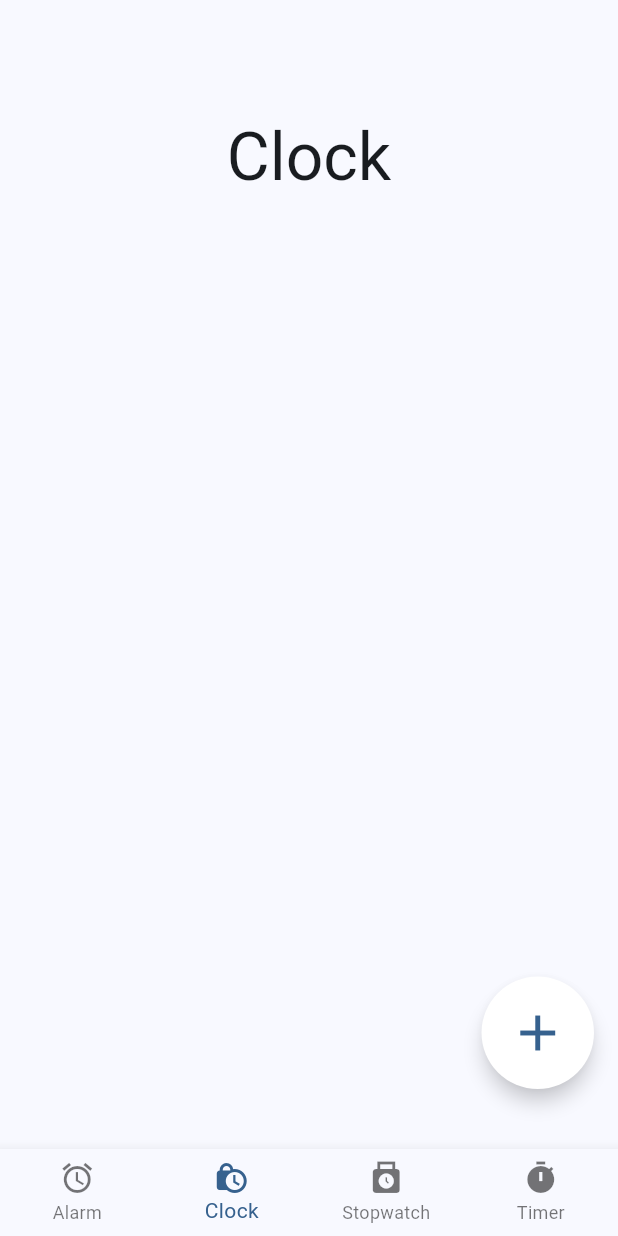
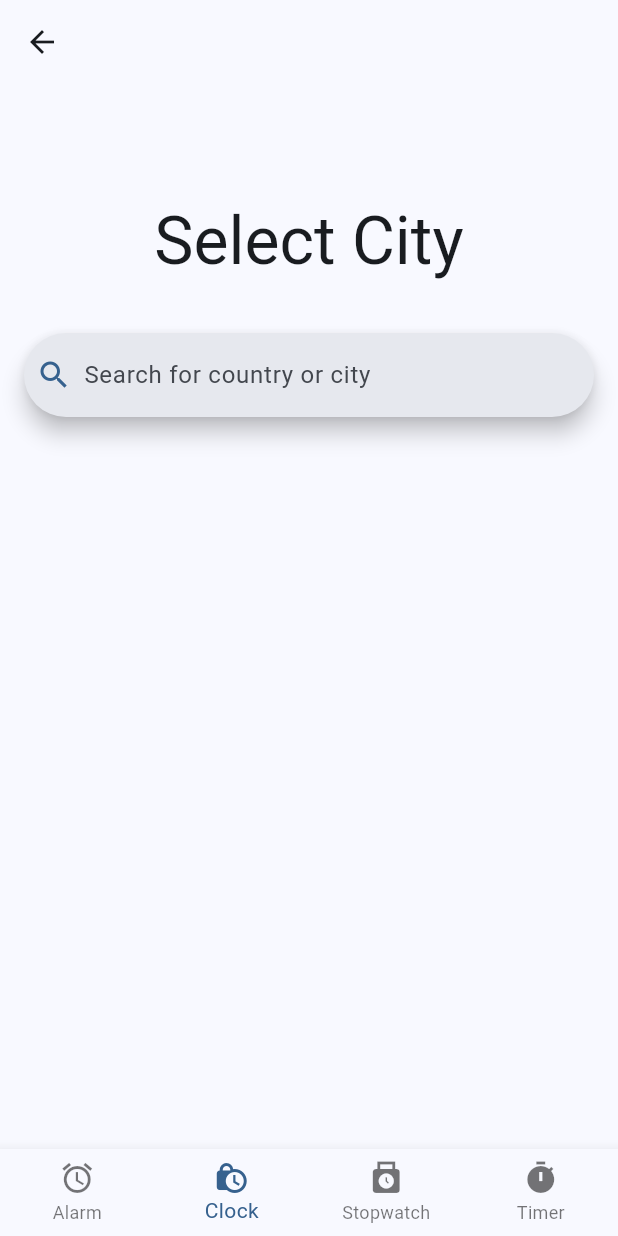
Before and after one commit to Miles-Vibar/clock_app, a Flutter app: the screen it shows after launch, item 2 of the bottom bar chosen, after a tap on the "add" icon, on a phone screen of 412 x 824 dp. Run offline on Flutter 3.47's test engine with Material 3 defaults, Android fonts, the phone set to English and light mode, and no system bars; our stand-ins replace carousel_slider, equatable, flutter_bloc, flutter_local_notifications, go_router, shared_preferences and 2 more; accounts and stored records are empty.

Commit message:
clock done

```diff
--- /dev/null
+++ b/lib/bloc/clock/bloc.dart
@@ -0,0 +1,48 @@
+import 'package:clock_app/bloc/clock/events.dart';
+import 'package:clock_app/bloc/clock/states.dart';
+import 'package:clock_app/data/repositories/location_repository.dart';
+import 'package:flutter_bloc/flutter_bloc.dart';
+import 'package:timezone/timezone.dart' as tz;
+import 'package:timezone/data/latest.dart' as tz;
+
+class ClockBloc extends Bloc<ClockEvent, ClockState> {
+  ClockBloc(LocationRepository repository) : super(ClockStart()) {
+    on<InitializeEvent>((event, emit) async {
+      tz.initializeTimeZones();
+      final locations = await repository.getAll();
+      emit(
+        ClockReady(
+          locations: locations.map((l) => tz.getLocation(l.location)).toList(),
+        ),
+      );
+    });
+    on<AddTimeZoneEvent>((event, emit) {
+      final timezones = tz.timeZoneDatabase.locations;
+      emit(TimeZonesReady(timezones: timezones));
+    });
+    on<SaveTimeZoneEvent>((event, emit) async {
+      try {
+        emit(Loading<TimeZoneAddedSuccessfully>());
+        final location = await repository.insert(event.location);
+        emit(
+          TimeZoneAddedSuccessfully(
+            location: tz.getLocation(location.location),
+          ),
+        );
+      } on Exception catch (e) {
+        emit(Error<TimeZoneAddedSuccessfully>(exception: e));
+      }
+    });
+    on<DeleteTimeZoneEvent>((event, emit) async {
+      try {
+        emit(Loading<TimeZoneDeletedSuccessfully>());
+        await repository.delete(event.location);
+        emit(TimeZoneDeletedSuccessfully());
+      } on Exception catch (e) {
+        emit(Error<TimeZoneDeletedSuccessfully>(exception: e));
+      }
+
+      add(InitializeEvent());
+    });
+  }
+}
--- /dev/null
+++ b/lib/bloc/clock/events.dart
@@ -0,0 +1,28 @@
+import 'package:equatable/equatable.dart';
+
+abstract class ClockEvent extends Equatable {
+  @override
+  List<Object?> get props => [];
+}
+
+class InitializeEvent extends ClockEvent {}
+
+class AddTimeZoneEvent extends ClockEvent {}
+
+class SaveTimeZoneEvent extends ClockEvent {
+  final String location;
+
+  SaveTimeZoneEvent({required this.location});
+
+  @override
+  List<Object?> get props => [location];
+}
+
+class DeleteTimeZoneEvent extends ClockEvent {
+  final String location;
+
+  DeleteTimeZoneEvent({required this.location});
+
+  @override
+  List<Object?> get props => [location];
+}
--- /dev/null
+++ b/lib/bloc/clock/states.dart
@@ -0,0 +1,49 @@
+import 'package:equatable/equatable.dart';
+import 'package:timezone/timezone.dart';
+
+abstract class ClockState extends Equatable {
+  @override
+  List<Object?> get props => [];
+}
+
+class Loading<T extends ClockState> extends ClockState {}
+
+class ClockStart extends ClockState {}
+
+class ClockReady extends ClockState {
+  final List<Location> locations;
+
+  ClockReady({required this.locations});
+
+  @override
+  List<Object?> get props => [locations];
+}
+
+class TimeZonesReady extends ClockState {
+  final Map<String, Location> timezones;
+
+  TimeZonesReady({required this.timezones});
+
+  @override
+  List<Object?> get props => [timezones];
+}
+
+class TimeZoneAddedSuccessfully extends ClockState {
+  final Location location;
+
+  TimeZoneAddedSuccessfully({required this.location});
+
+  @override
+  List<Object?> get props => [location];
+}
+
+class TimeZoneDeletedSuccessfully extends ClockState {}
+
+class Error<T extends ClockState> extends ClockState {
+  final Exception exception;
+
+  Error({required this.exception});
+
+  @override
+  List<Object?> get props => [exception];
+}
--- a/lib/bloc/stopwatch/events.dart
+++ b/lib/bloc/stopwatch/events.dart
@@ -1,23 +1,14 @@
 import 'package:equatable/equatable.dart';
 
-abstract class StopwatchEvent extends Equatable {}
-
-class StopwatchStart extends StopwatchEvent {
+abstract class StopwatchEvent extends Equatable {
   @override
   List<Object?> get props => [];
 }
 
-class StopwatchPause extends StopwatchEvent {
-  @override
-  List<Object?> get props => [];
-}
+class StopwatchStart extends StopwatchEvent {}
 
-class StopwatchStop extends StopwatchEvent {
-  @override
-  List<Object?> get props => [];
-}
+class StopwatchPause extends StopwatchEvent {}
 
-class StopwatchLap extends StopwatchEvent {
-  @override
-  List<Object?> get props => [];
-}
+class StopwatchStop extends StopwatchEvent {}
+
+class StopwatchLap extends StopwatchEvent {}
--- a/lib/bloc/stopwatch/states.dart
+++ b/lib/bloc/stopwatch/states.dart
@@ -1,18 +1,12 @@
 import 'package:equatable/equatable.dart';
 
-abstract class StopwatchState extends Equatable {}
-
-class StopwatchStopped extends StopwatchState {
+abstract class StopwatchState extends Equatable {
   @override
   List<Object?> get props => [];
 }
 
-class StopwatchRunning extends StopwatchState {
-  @override
-  List<Object?> get props => [];
-}
+class StopwatchStopped extends StopwatchState {}
 
-class StopwatchPaused extends StopwatchState {
-  @override
-  List<Object?> get props => [];
-}
+class StopwatchRunning extends StopwatchState {}
+
+class StopwatchPaused extends StopwatchState {}
--- a/lib/bloc/timer/events.dart
+++ b/lib/bloc/timer/events.dart
@@ -1,6 +1,9 @@
 import 'package:equatable/equatable.dart';
 
-abstract class TimerEvent extends Equatable {}
+abstract class TimerEvent extends Equatable {
+  @override
+  List<Object?> get props => [];
+}
 
 class TimerStart extends TimerEvent {
   final int? hours, minutes, seconds;
@@ -19,12 +22,6 @@ class TimerStart extends TimerEvent {
       ];
 }
 
-class TimerPause extends TimerEvent {
-  @override
-  List<Object?> get props => [];
-}
+class TimerPause extends TimerEvent {}
 
-class TimerStop extends TimerEvent {
-  @override
-  List<Object?> get props => [];
-}
+class TimerStop extends TimerEvent {}
--- a/lib/bloc/timer/states.dart
+++ b/lib/bloc/timer/states.dart
@@ -1,6 +1,9 @@
 import 'package:equatable/equatable.dart';
 
-abstract class TimerState extends Equatable {}
+abstract class TimerState extends Equatable {
+  @override
+  List<Object?> get props => [];
+}
 
 class TimerStopped extends TimerState {
   final int hours, minutes, seconds;
@@ -13,18 +16,12 @@ class TimerStopped extends TimerState {
 
   @override
   List<Object?> get props => [
-    hours,
-    minutes,
-    seconds,
-  ];
+        hours,
+        minutes,
+        seconds,
+      ];
 }
 
-class TimerRunning extends TimerState {
-  @override
-  List<Object?> get props => [];
-}
+class TimerRunning extends TimerState {}
 
-class TimerPaused extends TimerState {
-  @override
-  List<Object?> get props => [];
-}
+class TimerPaused extends TimerState {}
--- /dev/null
+++ b/lib/data/models/location.dart
@@ -0,0 +1,43 @@
+import 'package:equatable/equatable.dart';
+
+class Location extends Equatable {
+  final int? id;
+  final String location;
+
+  const Location({
+    this.id,
+    required this.location,
+  });
+
+  Location copyWith({
+    int? id,
+    String? location,
+  }) {
+    return Location(
+      id: id ?? this.id,
+      location: location ?? this.location,
+    );
+  }
+
+  factory Location.fromJson(Map<String, dynamic> json) {
+    return Location(
+      id: json['id'],
+      location: json['location'],
+    );
+  }
+
+  Map<String, Object?> toMap() {
+    return {
+      "id": id,
+      "location": location,
+    };
+  }
+
+  @override
+  List<Object?> get props {
+    return [
+      id,
+      location,
+    ];
+  }
+}
--- /dev/null
+++ b/lib/data/providers/sqlite_database.dart
@@ -0,0 +1,59 @@
+import 'package:clock_app/data/models/location.dart';
+import 'package:clock_app/resources/strings.dart';
+import 'package:sqflite/sqflite.dart';
+
+class SqliteDatabase {
+  static final SqliteDatabase instance = SqliteDatabase._internal();
+
+  static Database? _database;
+
+  SqliteDatabase._internal();
+
+  Future<Database> get database async {
+    if (_database != null) {
+      return _database!;
+    }
+
+    _database = await _init();
+    return _database!;
+  }
+
+  Future<Database> _init() async {
+    final dbPath = await getDatabasesPath();
+    final path = '$dbPath/clock_app.db';
+
+    return await openDatabase(
+      path,
+      version: 1,
+      onCreate: (db, version) async {
+        await db.execute(SqliteStatements.createTimezones);
+      },
+      onUpgrade: (db, oldVersion, newVersion) async {
+        if (oldVersion < newVersion) {
+          await db.execute(SqliteStatements.dropTimezones);
+          await db.execute(SqliteStatements.createTimezones);
+        }
+      },
+    );
+  }
+
+  Future<List<Location>> getAllLocations() async {
+    final db = await database;
+    final List<Map<String, dynamic>> entries = await db.query(Tables.timezone);
+    return entries.map((x) => Location.fromJson(x)).toList();
+  }
+
+  Future<Location> insertLocation(Location location) async {
+    final db = await database;
+
+    return location.copyWith(
+      id: await db.insert(Tables.timezone, location.toMap()),
+    );
+  }
+
+  Future<void> deleteLocation(String location) async {
+    final db = await database;
+
+    await db.delete(Tables.timezone, where: 'location = "$location"');
+  }
+}
--- /dev/null
+++ b/lib/data/repositories/location_repository.dart
@@ -0,0 +1,18 @@
+import 'package:clock_app/data/providers/sqlite_database.dart';
+import 'package:clock_app/data/models/location.dart';
+
+class LocationRepository {
+  final SqliteDatabase _database = SqliteDatabase.instance;
+
+  Future<List<Location>> getAll() async {
+    return await _database.getAllLocations();
+  }
+
+  Future<Location> insert(String location) async {
+    return await _database.insertLocation(Location(location: location));
+  }
+
+  Future<void> delete(String location) async {
+    await _database.deleteLocation(location);
+  }
+}
--- a/lib/main.dart
+++ b/lib/main.dart
@@ -1,11 +1,15 @@
+import 'package:clock_app/bloc/clock/bloc.dart';
+import 'package:clock_app/bloc/clock/events.dart';
 import 'package:clock_app/bloc/stopwatch/bloc.dart';
 import 'package:clock_app/bloc/timer/bloc.dart';
 import 'package:clock_app/bloc/timer/events.dart';
+import 'package:clock_app/data/repositories/location_repository.dart';
 import 'package:clock_app/pages/alarm_page.dart';
 import 'package:clock_app/pages/clock_page.dart';
 import 'package:clock_app/pages/stopwatch_page.dart';
 import 'package:clock_app/pages/timer_page.dart';
 import 'package:clock_app/pages/timer_running_page.dart';
+import 'package:clock_app/pages/timezone_page.dart';
 import 'package:flutter/material.dart';
 import 'package:flutter/services.dart';
 import 'package:flutter_bloc/flutter_bloc.dart';
@@ -26,8 +30,18 @@ class MyApp extends StatelessWidget {
       DeviceOrientation.portraitUp,
       DeviceOrientation.portraitDown,
     ]);
-    return MultiBlocProvider(
+    return MultiRepositoryProvider(
       providers: [
+        RepositoryProvider(
+          create: (context) => LocationRepository(),
+        ),
+      ],
+      child: MultiBlocProvider(
+        providers: [
+          BlocProvider<ClockBloc>(
+            create: (context) => ClockBloc(context.read<LocationRepository>())
+              ..add(InitializeEvent()),
+          ),
           BlocProvider<StopwatchBloc>(
             create: (context) => StopwatchBloc(),
           ),
@@ -44,14 +58,6 @@ class MyApp extends StatelessWidget {
               shape: const CircleBorder(),
               backgroundColor: colorScheme.onPrimary,
               foregroundColor: colorScheme.primary,
-          ),
-          iconButtonTheme: IconButtonThemeData(
-            style: IconButton.styleFrom(
-              elevation: 5,
-              shadowColor: colorScheme.onSurface.withValues(alpha: 0.5),
-              padding: EdgeInsets.zero,
-              backgroundColor: colorScheme.onPrimary,
-            ),
             ),
             iconTheme: IconThemeData(
               color: colorScheme.primary,
@@ -77,6 +83,14 @@ class MyApp extends StatelessWidget {
                     routes: [
                       GoRoute(
                         path: '/clock',
+                        routes: [
+                          GoRoute(
+                            path: 'add',
+                            builder: (context, state) {
+                              return const TimeZonePage();
+                            },
+                          ),
+                        ],
                         builder: (context, state) {
                           return const ClockPage();
                         },
@@ -113,7 +127,8 @@ class MyApp extends StatelessWidget {
                                   state.uri.queryParameters['seconds'] ?? '0',
                                 ),
                               );
-                            return TimerRunningPage(originalDuration: duration);
+                              return TimerRunningPage(
+                                  originalDuration: duration);
                             },
                           ),
                         ],
@@ -131,6 +146,7 @@ class MyApp extends StatelessWidget {
                 },
               )
             ],
+          ),
         ),
       ),
     );
--- a/lib/pages/clock_page.dart
+++ b/lib/pages/clock_page.dart
@@ -1,21 +1,117 @@
+import 'dart:async';
+
+import 'package:clock_app/bloc/clock/bloc.dart';
+import 'package:clock_app/bloc/clock/events.dart';
+import 'package:clock_app/bloc/clock/states.dart';
 import 'package:clock_app/widgets/custom_fab.dart';
+import 'package:clock_app/widgets/tile.dart';
 import 'package:flutter/material.dart';
+import 'package:flutter_bloc/flutter_bloc.dart';
+import 'package:go_router/go_router.dart';
+import 'package:intl/intl.dart';
+import 'package:timezone/timezone.dart' as tz;
 
 import '../widgets/default_page_layout.dart';
 
-class ClockPage extends StatelessWidget {
+class ClockPage extends StatefulWidget {
   const ClockPage({super.key});
 
   @override
+  State<ClockPage> createState() => _ClockPageState();
+}
+
+class _ClockPageState extends State<ClockPage> {
+  late DateTime now;
+  late Timer timer;
+
+  List<tz.Location> locations = <tz.Location>[];
+
+  @override
+  void initState() {
+    super.initState();
+    now = DateTime.now();
+    timer = Timer.periodic(const Duration(seconds: 1), (_) {
+      setState(() {
+        now = DateTime.now();
+      });
+    });
+  }
+
+  @override
+  void dispose() {
+    timer.cancel();
+    super.dispose();
+  }
+
+  @override
   Widget build(BuildContext context) {
-    return Scaffold(
-      body: DefaultPageLayout(
-        title: const Text(
-          'Clock',
+    return BlocListener<ClockBloc, ClockState>(
+      listener: (context, state) {
+        if (state is ClockReady) {
+          locations = state.locations;
+        }
+        if (state is TimeZoneAddedSuccessfully) {
+          locations.add(state.location);
+        }
+      },
+      child: Scaffold(
+        body: DefaultPageLayout(
+          title: const Text(
+            'Clock',
+          ),
+          slivers: [
+            SliverToBoxAdapter(
+              child: Padding(
+                padding: const EdgeInsets.all(36.0),
+                child: Center(
+                  child: Column(
+                    children: [
+                      Text(
+                        DateFormat.jms().format(now).toString(),
+                        textScaler: const TextScaler.linear(3.0),
+                      ),
+                      Text('Current: ${DateFormat('dd/MM/yyyy').format(now)}'),
+                    ],
+                  ),
+                ),
+              ),
+            ),
+            BlocBuilder<ClockBloc, ClockState>(
+              builder: (context, state) {
+                return SliverList(
+                  delegate: SliverChildBuilderDelegate(
+                    (context, index) {
+                      return Padding(
+                        padding: const EdgeInsets.all(8.0),
+                        child: Tile(
+                          time: tz.TZDateTime.from(now, locations[index]),
+                          location: locations[index].name.split('/').last,
+                          trailing: IconButton(
+                            onPressed: () {
+                              context.read<ClockBloc>().add(
+                                    DeleteTimeZoneEvent(
+                                        location: locations[index].name),
+                                  );
+                            },
+                            icon: const Icon(Icons.close),
+                          ),
+                        ),
+                      );
+                    },
+                    childCount: locations.length,
+                  ),
+                );
+              },
+            ),
+          ],
         ),
-        slivers: [],
+        floatingActionButton: CustomFab(
+            icon: Icons.add,
+            onPressed: () {
+              context.read<ClockBloc>().add(AddTimeZoneEvent());
+              context.go('/clock/add');
+            }),
       ),
-      floatingActionButton: CustomFab(icon: Icons.add, onPressed: () => ()),
     );
   }
 }
--- /dev/null
+++ b/lib/pages/timezone_page.dart
@@ -0,0 +1,82 @@
+import 'package:clock_app/bloc/clock/bloc.dart';
+import 'package:clock_app/bloc/clock/events.dart';
+import 'package:clock_app/bloc/clock/states.dart';
+import 'package:clock_app/widgets/default_page_layout.dart';
+import 'package:flutter/material.dart';
+import 'package:flutter_bloc/flutter_bloc.dart';
+import 'package:go_router/go_router.dart';
+
+class TimeZonePage extends StatefulWidget {
+  const TimeZonePage({super.key});
+
+  @override
+  State<TimeZonePage> createState() => _TimeZonePageState();
+}
+
+class _TimeZonePageState extends State<TimeZonePage> {
+  String _filter = '';
+  List<String> timezones = [];
+
+  @override
+  Widget build(BuildContext context) {
+    return BlocConsumer<ClockBloc, ClockState>(
+      listener: (context, state) {
+      },
+      builder: (context, state) {
+        if (state is TimeZonesReady) {
+          timezones =
+              state.timezones.values.map((value) => value.name).toList();
+        }
+        return Scaffold(
+          appBar: AppBar(),
+          body: DefaultPageLayout(
+            title: const Text('Select City'),
+            slivers: [
+              SliverToBoxAdapter(
+                child: Padding(
+                  padding: const EdgeInsets.all(16.0),
+                  child: SearchAnchor(
+                    viewOnChanged: (value) {
+                      setState(() {
+                        _filter = value;
+                      });
+                    },
+                    builder: (context, controller) {
+                      return SearchBar(
+                        leading: const Icon(Icons.search),
+                        hintText: 'Search for country or city',
+                        onTap: () => controller.openView(),
+                      );
+                    },
+                    suggestionsBuilder: (context, controller) {
+                      if (state is TimeZonesReady) {
+                        final regExp = RegExp(_filter);
+                        return timezones
+                            .where((location) =>
+                                regExp.hasMatch(location.toLowerCase()))
+                            .toList()
+                            .sublist(0, 20)
+                            .map(
+                              (location) => ListTile(
+                                  onTap: () {
+                                    context.read<ClockBloc>().add(
+                                        SaveTimeZoneEvent(location: location));
+                                    controller.closeView(location);
+                                    context.pop();
+                                  },
+                                  title: Text(location)),
+                            );
+                      }
+
+                      return [];
+                    },
+                  ),
+                ),
+              ),
+            ],
+          ),
+        );
+      },
+    );
+  }
+}
--- a/lib/widgets/custom_fab.dart
+++ b/lib/widgets/custom_fab.dart
@@ -24,6 +24,15 @@ class CustomFab extends StatelessWidget {
                 aspectRatio: 1 / 1,
                 child: IconButton(
                   onPressed: onPressed,
+                  style: IconButton.styleFrom(
+                    elevation: 5,
+                    shadowColor: Theme.of(context)
+                        .colorScheme
+                        .onSurface
+                        .withValues(alpha: 0.5),
+                    padding: EdgeInsets.zero,
+                    backgroundColor: Theme.of(context).colorScheme.onPrimary,
+                  ),
                   icon: Icon(
                     icon,
                     size: 40,
@@ -36,6 +45,15 @@ class CustomFab extends StatelessWidget {
                   icon,
                   size: 40,
                 ),
+                style: IconButton.styleFrom(
+                  elevation: 5,
+                  shadowColor: Theme.of(context)
+                      .colorScheme
+                      .onSurface
+                      .withValues(alpha: 0.5),
+                  padding: EdgeInsets.zero,
+                  backgroundColor: Theme.of(context).colorScheme.onPrimary,
+                ),
               ),
       ),
     );
--- a/lib/widgets/default_page_layout.dart
+++ b/lib/widgets/default_page_layout.dart
@@ -18,6 +18,7 @@ class DefaultPageLayout extends StatelessWidget {
       physics: physics,
       slivers: [
         SliverAppBar(
+          automaticallyImplyLeading: false,
           pinned: true,
           floating: false,
           expandedHeight: 150.0,
--- a/pubspec.yaml
+++ b/pubspec.yaml
@@ -43,6 +43,8 @@ dependencies:
   path: ^1.9.0
   equatable: ^2.0.7
   carousel_slider: ^5.0.0
+  intl: ^0.20.1
+  timezone: ^0.10.0
 
 
 dev_dependencies:
```
Also changed, not shown: lib/pages/timer_running_page.dart (+6 -3 lines), lib/resources/strings.dart (+9 -0 lines), lib/widgets/tile.dart (added, +34 -0 lines), pubspec.lock. Lines whose indentation alone changed are shown as unchanged.
